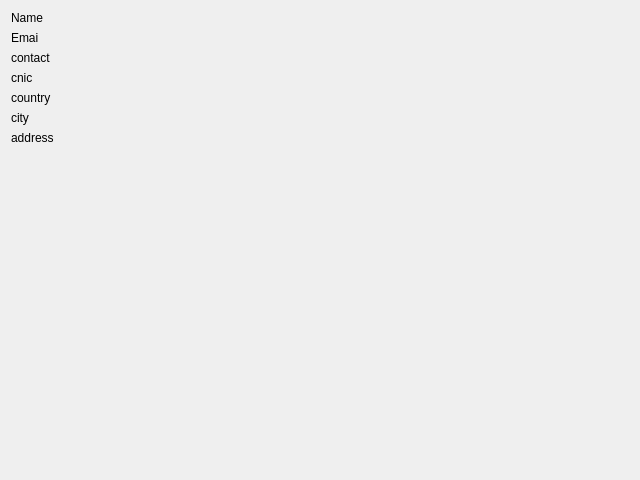
Qt form widgets/personal.ui (abdulroufsidhu/bms) before a commit.
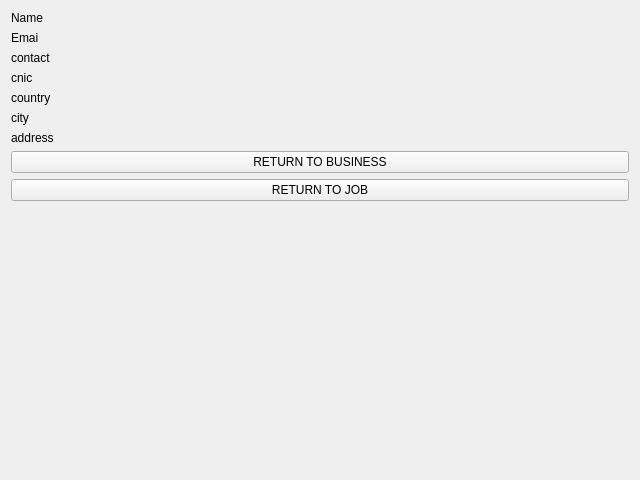
The same form after that commit.

The edit to the form file:
```diff
--- a/widgets/personal.ui
+++ b/widgets/personal.ui
@@ -116,7 +116,7 @@
      </item>
     </layout>
    </item>
-   <item row="2" column="0">
+   <item row="3" column="0">
     <spacer name="verticalSpacer">
      <property name="orientation">
       <enum>Qt::Vertical</enum>
@@ -129,6 +129,20 @@
      </property>
     </spacer>
    </item>
+   <item row="1" column="0">
+    <widget class="QPushButton" name="btn_return_to_business">
+     <property name="text">
+      <string>RETURN TO BUSINESS</string>
+     </property>
+    </widget>
+   </item>
+   <item row="2" column="0">
+    <widget class="QPushButton" name="btn_return_to_job">
+     <property name="text">
+      <string>RETURN TO JOB</string>
+     </property>
+    </widget>
+   </item>
   </layout>
  </widget>
  <resources/>
```
Left out of the diff: 2 changed lines with no effect on the pictures.
